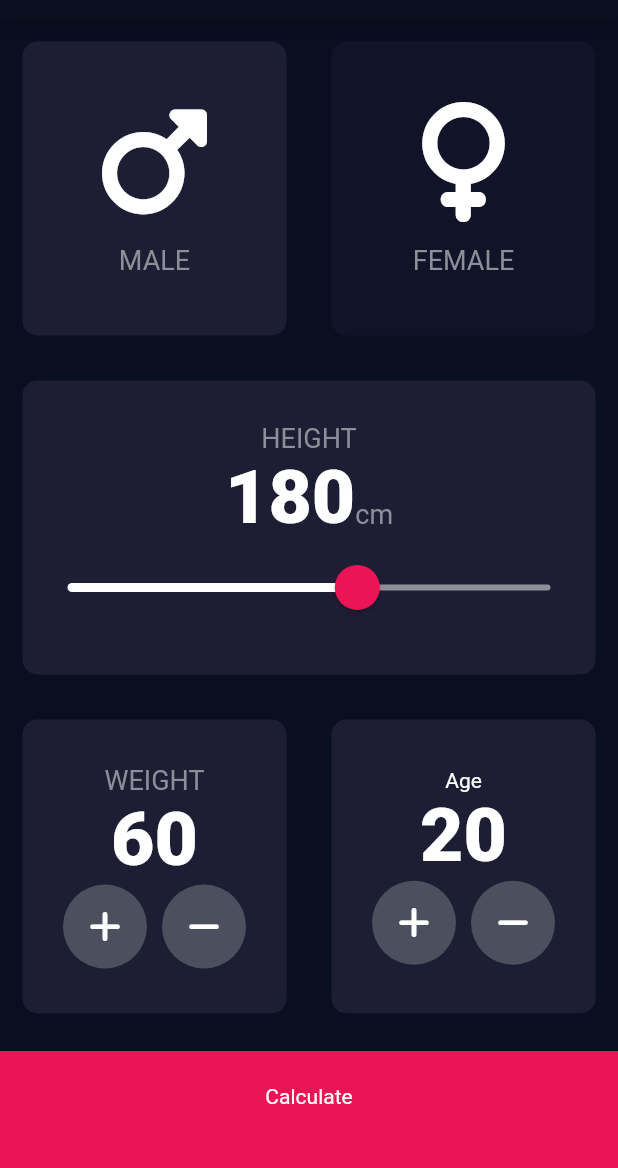
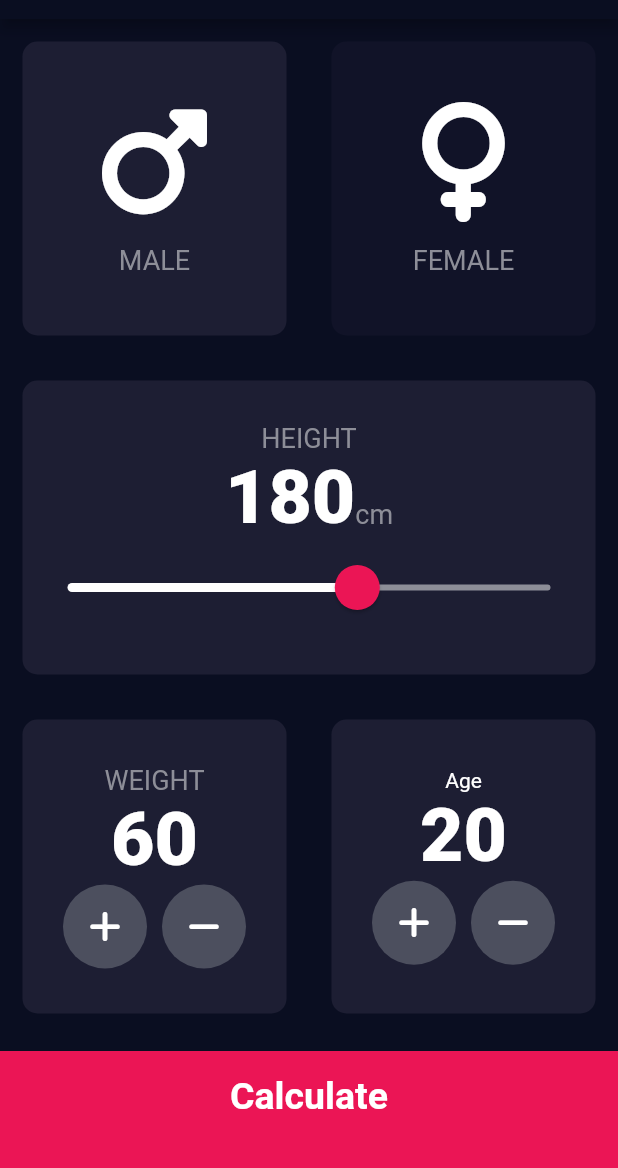
Before and after one commit to codewithjaspreet/bmi_calculator, a Flutter app: the screen it shows after launch, on a phone screen of 412 x 824 dp, the part 65-1233 px from its top. Run offline on Flutter 3.47's test engine with Material 2 defaults, Android fonts, the phone set to English and light mode, and no system bars; our stand-ins replace font_awesome_flutter.

Commit message:
added more constants

```diff
--- a/lib/constants.dart
+++ b/lib/constants.dart
@@ -4,7 +4,10 @@ const kBottomContainerHeight = 80.0;
 const kActiveCardColour = Color(0xFF1D1E33);
 const kInactiveCardColour = Color(0xFF111328);
 const kBottomContainerColor = Color(0xFFEB1555);
-
+const kLargeButtonTextStyle = TextStyle(
+  fontSize: 25.0,
+  fontWeight: FontWeight.bold,
+);
 const kLabelTextStyle = TextStyle(
   fontSize: 18.0,
   color: Color(0xFF8D8E98),
```
